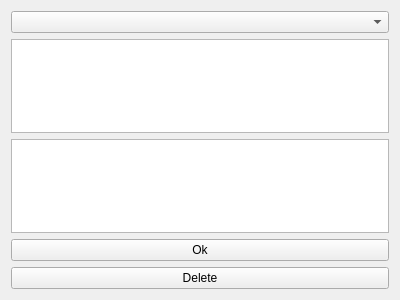
Old version of the form comments.ui in the repository caronnee/pdfeditor.
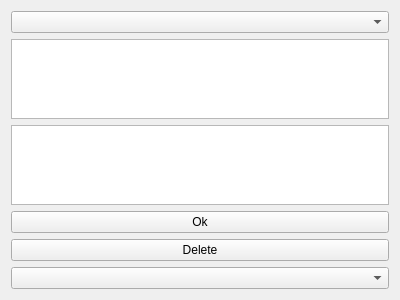
New version of the form.

Diff of the .ui file:
```diff
--- a/comments.ui
+++ b/comments.ui
@@ -43,6 +43,9 @@
      </property>
     </widget>
    </item>
+   <item>
+    <widget class="QComboBox" name="annotLinkStyle"/>
+   </item>
   </layout>
  </widget>
  <resources/>
```
